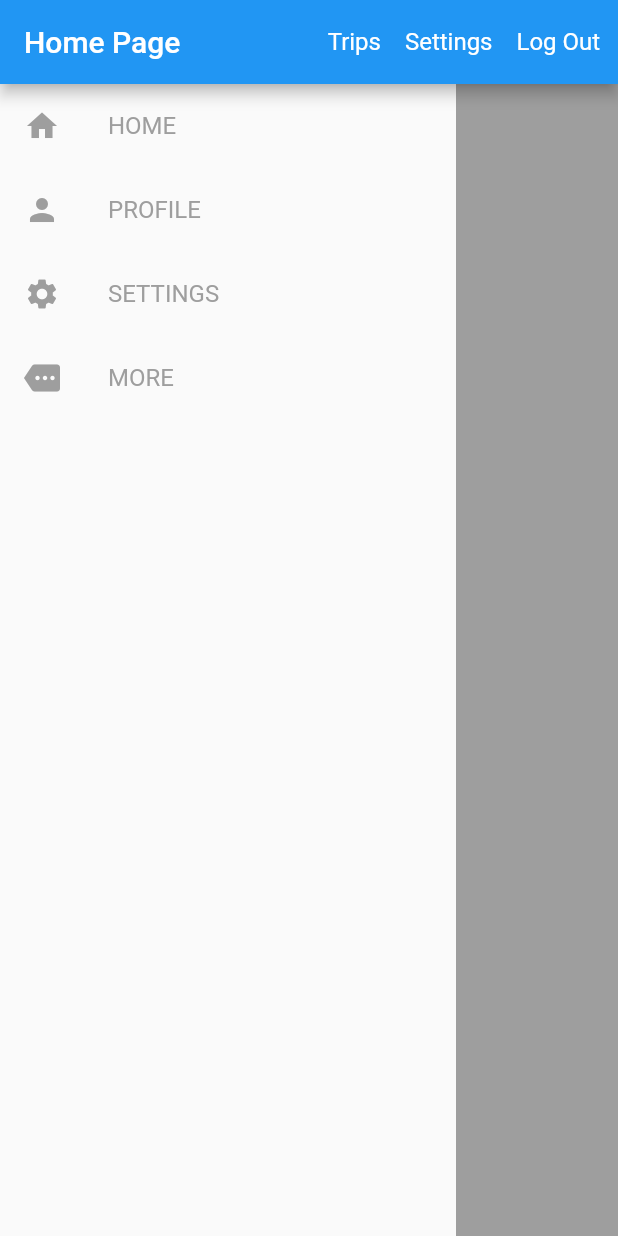
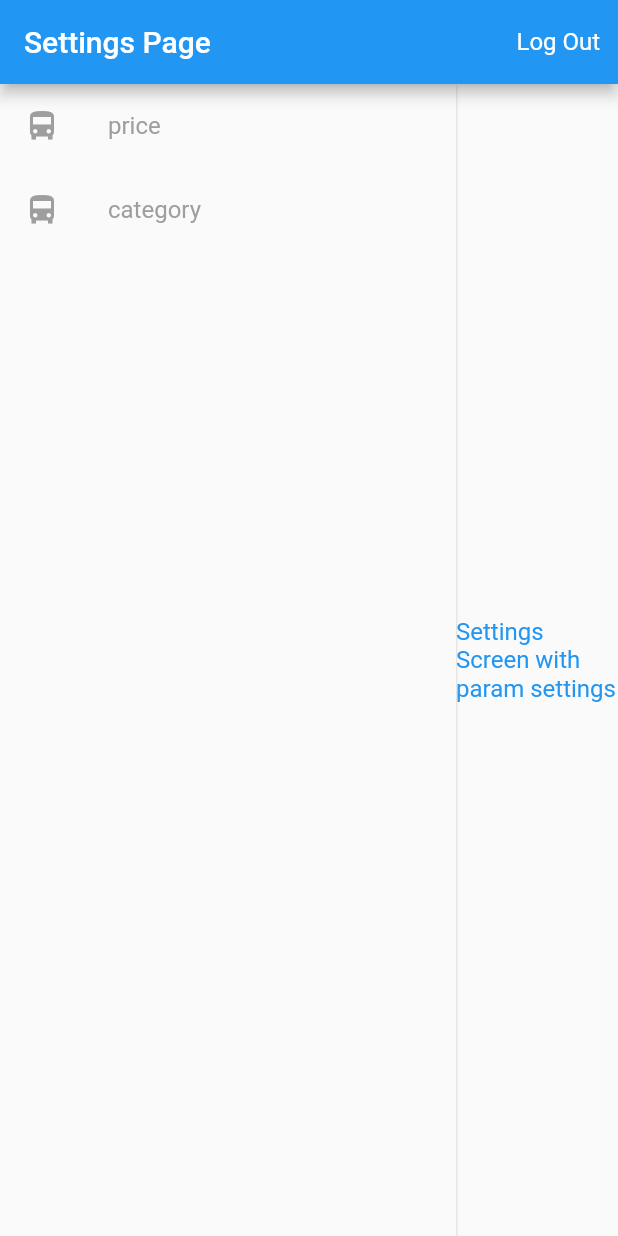
Before and after one commit to MuhammedAmjadK/Flutter_navigation_2.0, a Flutter app: the MainScreen screen opened directly with empty values, after a tap on "Settings", on a phone screen of 412 x 824 dp. Run offline on Flutter 3.47's test engine with Material 2 defaults, Android fonts, the phone set to English and light mode, and no system bars; our stand-ins replace hive, url_strategy; accounts and stored records are empty.

Commit message:
settings route added

```diff
--- a/lib/routes/route_delegate.dart
+++ b/lib/routes/route_delegate.dart
@@ -1,5 +1,6 @@
 import 'package:flutter/material.dart';
 import 'package:flutter_web_navigation/screens/new_page.dart';
+import 'package:flutter_web_navigation/screens/settings.dart';
 import 'package:flutter_web_navigation/services/hive_storage_service.dart';
 import '../core.dart';
 
@@ -50,6 +51,13 @@ class AppRouterDelegate extends RouterDelegate<RoutePath>
             key: const ValueKey('trip'),
             child: TripScreen(
               routeName: pathName ?? RouteData.trip_start.name,
+            ),
+          ),
+        if ((pathName ?? "").contains("settings"))
+          MaterialPage(
+            key: const ValueKey('settings'),
+            child: SettingsScreen(
+              routeName: pathName ?? RouteData.settings.name,
             ),
           )
       ];
@@ -128,14 +136,6 @@ class AppRouterDelegate extends RouterDelegate<RoutePath>
 
         pathName = removedPath + "/" + pathName!;
       } else if (pathName != null) {
-        // int index =
-        //     previousPath.split("/").indexWhere((element) => RouteData.values.any((element) => element.name == element));
-
-        // print("INDEXXXXXXX$index");
-
-        // if (RouteData.values.any((element) => element.name == previousPath.split("/").last)) {
-        //   pathName = previousPath + "/" + pathName!;
-        // } else {}
         pathName = previousPath + "/" + pathName!;
       } else {
         pathName = configuration.pathName?.split("/").removeLast();
--- a/lib/routes/route_handeler.dart
+++ b/lib/routes/route_handeler.dart
@@ -5,6 +5,8 @@ import 'package:flutter_web_navigation/screens/new_page.dart';
 import 'package:flutter_web_navigation/screens/profile_screen.dart';
 import 'package:flutter_web_navigation/screens/settings_screen.dart';
 import 'package:flutter_web_navigation/screens/unknown.dart';
+
+import '../screens/settings.dart';
 
 enum RouteData {
   /// For routes for which we want to show unkown page that are not being parsed
@@ -22,6 +24,8 @@ enum RouteData {
   trip_end,
   trip_on,
   trips,
+  price,
+  category,
 }
 
 /// Class to handle route path related informations
@@ -79,6 +83,11 @@ class RouteHandeler {
               return Trip2(routeName: routeName);
             case RouteData.trips:
               return Trip3(routeName: routeName);
+            case RouteData.price:
+              return Price(routeName: routeName);
+
+            case RouteData.category:
+              return Category(routeName: routeName);
 
             default:
               return Home(routeName: routeName);
--- a/lib/screens/home_screen.dart
+++ b/lib/screens/home_screen.dart
@@ -19,7 +19,7 @@ class Home extends StatelessWidget {
 Widget getTab(String routeName) {
   switch (routeName) {
     case "home":
-      return HomeTab();
+      return const HomeTab();
     case "create":
       return const Create();
     // case "$id":
--- a/lib/screens/main_screen.dart
+++ b/lib/screens/main_screen.dart
@@ -42,7 +42,7 @@ class _MainScreenState extends State<MainScreen> {
             padding: const EdgeInsets.all(8.0),
             child: InkWell(
               onTap: () {
-                AppRouterDelegate().setPathName(RoutePath.secondary(""));
+                AppRouterDelegate().setPathName(RoutePath.secondary("settings"));
               },
               child: const Center(
                 child: Text(
--- /dev/null
+++ b/lib/screens/settings.dart
@@ -0,0 +1,176 @@
+import 'package:flutter/material.dart';
+
+import '../routes/route_delegate.dart';
+import '../routes/route_handeler.dart';
+import '../routes/route_path.dart';
+import '../services/hive_storage_service.dart';
+import '../services/split_route_params.dart';
+import '../utils/data.dart';
+import 'home_screen.dart';
+
+class SettingsScreen extends StatefulWidget {
+  // Receives the name of the route from router delegate
+  final String routeName;
+
+  const SettingsScreen({
+    Key? key,
+    required this.routeName,
+  }) : super(key: key);
+
+  @override
+  State<SettingsScreen> createState() => _SettingsScreenState();
+}
+
+class _SettingsScreenState extends State<SettingsScreen> {
+  Widget? render;
+
+  @override
+  Widget build(BuildContext context) {
+    return Scaffold(
+      appBar: AppBar(
+        title: const Text('Settings Page'),
+        automaticallyImplyLeading: false,
+        actions: [
+          Padding(
+            padding: const EdgeInsets.all(8.0),
+            child: InkWell(
+              onTap: () => _logOut(),
+              child: const Center(
+                child: Text(
+                  'Log Out ',
+                  style: TextStyle(color: Colors.white, fontSize: 16),
+                ),
+              ),
+            ),
+          )
+        ],
+      ),
+      body: Row(
+        key: UniqueKey(),
+        children: [
+          Drawer(
+            elevation: 1,
+            child: ListView.builder(
+                itemCount: settingsRouteList.length,
+                itemBuilder: (context, i) {
+                  return _navTile(settingsRouteList[i]);
+                }),
+          ),
+          Expanded(
+            child: Center(child: RouteHandeler().getRouteWidget(widget.routeName)),
+          ),
+        ],
+      ),
+    );
+  }
+
+  _logOut() async {
+    await HiveDataStorageService.logOutUser();
+    AppRouterDelegate().setPathName(RoutePath.otherPage(RouteData.login.name), loggedIn: false);
+  }
+
+  Widget _navTile(SubNavigationRoutes route) {
+    return ListTile(
+      leading: Icon(
+        route.icon,
+        color: widget.routeName.contains(route.route.name) ? Colors.blue : Colors.grey,
+      ),
+      title: Text(
+        route.title,
+        style: TextStyle(
+          color: widget.routeName.contains(route.route.name) ? Colors.blue : Colors.grey,
+        ),
+      ),
+      onTap: () {
+        AppRouterDelegate().setPathName(RoutePath.secondary(route.route.name));
+      },
+    );
+  }
+}
+// Widget getTab(String routeName) {
+//   switch (routeName) {
+//     case "trip":
+//       return const TripTab();
+//     case "tab1":
+//       return const Tab1();
+//     case "tab2":
+//       return const Tab2();
+//     case "detail":
+//       return const DetailTab();
+//     default:
+//       return const TripTab();
+//   }
+// }
+
+// class TripTab extends StatelessWidget {
+//   const TripTab({Key? key}) : super(key: key);
+
+//   @override
+//   Widget build(BuildContext context) {
+//     return Container(
+//       alignment: Alignment.center,
+//       color: Colors.green,
+//       child: Column(
+//         mainAxisAlignment: MainAxisAlignment.center,
+//         children: [
+//           ElevatedButton(
+//               onPressed: () {
+//                 AppRouterDelegate().setPathName(RoutePath.secondary("tab1"));
+//               },
+//               child: const Text("Tab 1")),
+//           const SizedBox(height: 20),
+//           ElevatedButton(
+//               onPressed: () {
+//                 AppRouterDelegate().setPathName(RoutePath.secondary("tab2"));
+//               },
+//               child: const Text("Tab 2")),
+//           const SizedBox(height: 20),
+//           const Text(
+//             "Trip Screen",
+//             style: TextStyle(color: Colors.white, fontSize: 16),
+//           ),
+//         ],
+//       ),
+//     );
+//   }
+// }
+
+class Price extends StatelessWidget {
+  final String routeName;
+  const Price({
+    Key? key,
+    required this.routeName,
+  }) : super(key: key);
+
+  @override
+  Widget build(BuildContext context) {
+    return Center(
+      child: Text(
+        getRouteParams(routeName).length > 1
+            ? "Settings Screen with param ${getRouteParams(routeName)[1]}"
+            : "Settings Screen",
+        style: const TextStyle(color: Colors.blue, fontSize: 16),
+      ),
+    );
+  }
+}
+
+class Category extends StatelessWidget {
+  final String routeName;
+  const Category({
+    Key? key,
+    required this.routeName,
+  }) : super(key: key);
+
+  @override
+  Widget build(BuildContext context) {
+    return Center(
+      child: Text(
+        getRouteParams(routeName).length > 1
+            ? "Category Screen with param ${getRouteParams(routeName)[1]}"
+            : "Category Screen",
+        style: const TextStyle(color: Colors.blue, fontSize: 16),
+      ),
+    );
+  }
+}
--- a/lib/utils/data.dart
+++ b/lib/utils/data.dart
@@ -21,3 +21,8 @@ List<SubNavigationRoutes> tripRouteList = [
   SubNavigationRoutes(title: "trip_on", icon: Icons.directions_bus_sharp, route: RouteData.trip_on),
   SubNavigationRoutes(title: "trips", icon: Icons.directions_bus_sharp, route: RouteData.trips),
 ];
+
+List<SubNavigationRoutes> settingsRouteList = [
+  SubNavigationRoutes(title: "price", icon: Icons.directions_bus_sharp, route: RouteData.price),
+  SubNavigationRoutes(title: "category", icon: Icons.directions_bus_sharp, route: RouteData.category),
+];
```
